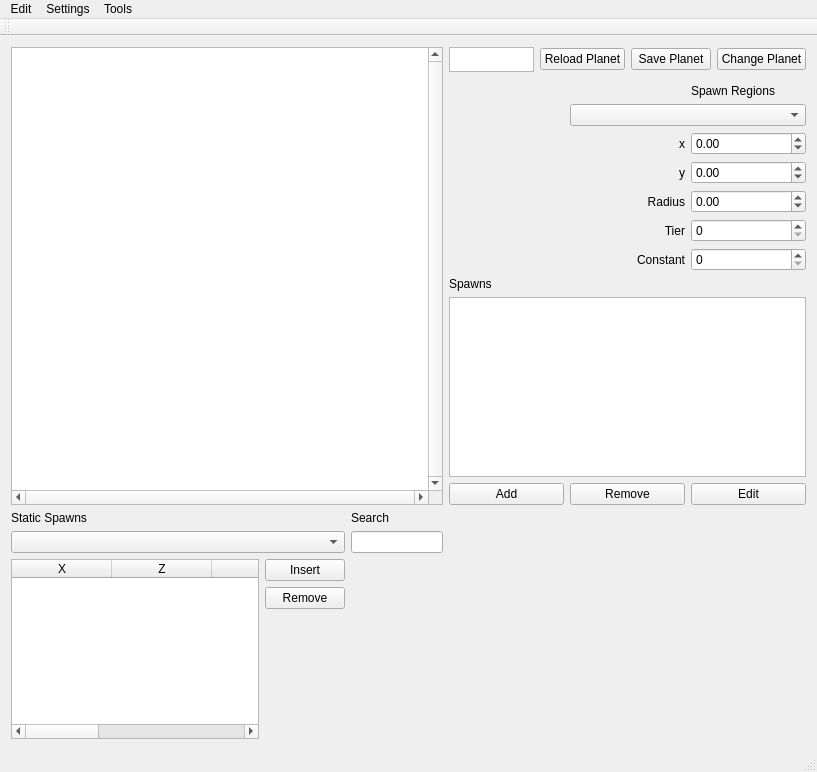
Old version of the form WorldSpawnerTool/mainwindow.ui in the repository TheAnswer/Tools.
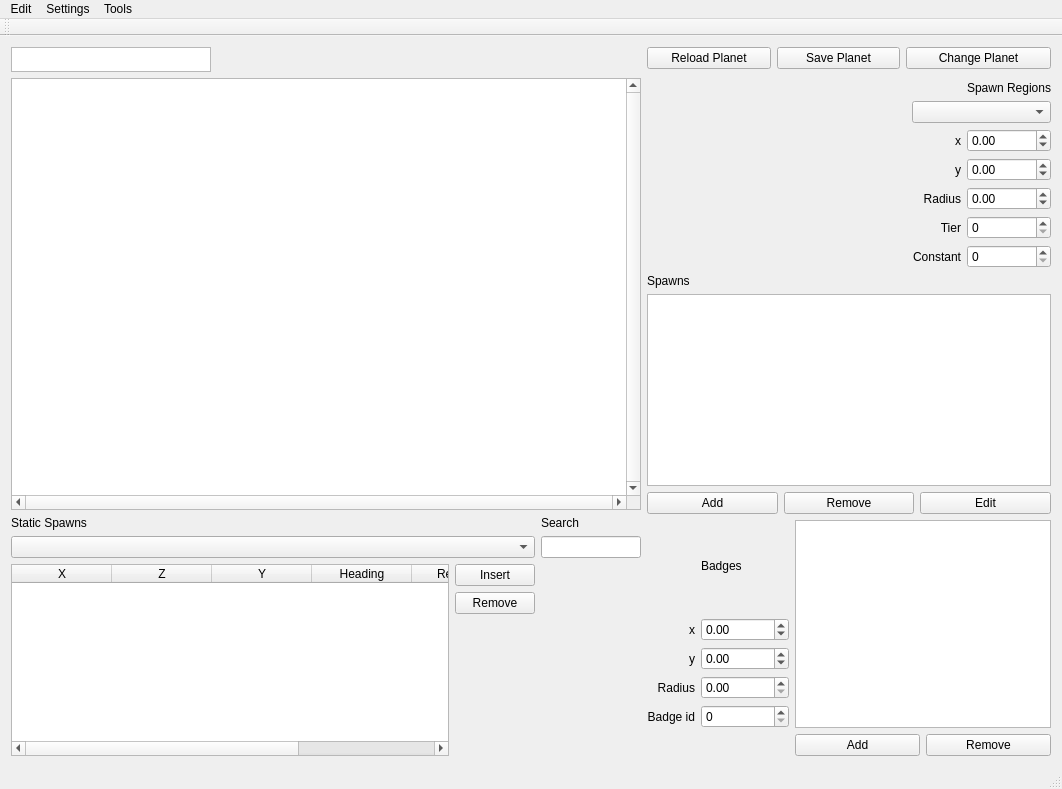
New version of the form.

Commit message: [updated] tool [updated] mouse wheel now zooms in/out of the map [added] tool now loads, parses and edits exploration badge spawns

Diff of the .ui file:
```diff
--- a/WorldSpawnerTool/mainwindow.ui
+++ b/WorldSpawnerTool/mainwindow.ui
@@ -6,63 +6,156 @@
    <rect>
     <x>0</x>
     <y>0</y>
-    <width>817</width>
-    <height>772</height>
+    <width>1062</width>
+    <height>789</height>
    </rect>
   </property>
   <property name="windowTitle">
    <string>MainWindow</string>
   </property>
   <widget class="QWidget" name="centralWidget">
-   <layout class="QGridLayout" name="gridLayout_5">
-    <item row="0" column="0" rowspan="4">
-     <widget class="QGraphicsView" name="graphicsView">
-      <property name="minimumSize">
-       <size>
-        <width>0</width>
-        <height>0</height>
-       </size>
-      </property>
-      <property name="verticalScrollBarPolicy">
-       <enum>Qt::ScrollBarAlwaysOn</enum>
-      </property>
-      <property name="horizontalScrollBarPolicy">
-       <enum>Qt::ScrollBarAlwaysOn</enum>
-      </property>
-     </widget>
+   <layout class="QGridLayout" name="gridLayout_8">
+    <item row="1" column="0" rowspan="5">
+     <layout class="QGridLayout" name="gridLayout_7">
+      <item row="2" column="0">
+       <widget class="QGraphicsView" name="graphicsView">
+        <property name="minimumSize">
+         <size>
+          <width>0</width>
+          <height>0</height>
+         </size>
+        </property>
+        <property name="verticalScrollBarPolicy">
+         <enum>Qt::ScrollBarAlwaysOn</enum>
+        </property>
+        <property name="horizontalScrollBarPolicy">
+         <enum>Qt::ScrollBarAlwaysOn</enum>
+        </property>
+       </widget>
+      </item>
+      <item row="3" column="0">
+       <layout class="QGridLayout" name="gridLayout_4">
+        <item row="0" column="0">
+         <widget class="QLabel" name="label_StaticSpawns">
+          <property name="text">
+           <string>Static Spawns</string>
+          </property>
+         </widget>
+        </item>
+        <item row="0" column="1">
+         <widget class="QLabel" name="label_7">
+          <property name="text">
+           <string>Search</string>
+          </property>
+         </widget>
+        </item>
+        <item row="2" column="0">
+         <widget class="QComboBox" name="comboBox_StaticSpawns"/>
+        </item>
+        <item row="3" column="0">
+         <layout class="QGridLayout" name="gridLayout_2">
+          <item row="0" column="0" rowspan="3">
+           <widget class="QTableWidget" name="tableWidget_StaticSpawns">
+            <property name="minimumSize">
+             <size>
+              <width>0</width>
+              <height>100</height>
+             </size>
+            </property>
+            <column>
+             <property name="text">
+              <string>X</string>
+             </property>
+            </column>
+            <column>
+             <property name="text">
+              <string>Z</string>
+             </property>
+            </column>
+            <column>
+             <property name="text">
+              <string>Y</string>
+             </property>
+            </column>
+            <column>
+             <property name="text">
+              <string>Heading</string>
+             </property>
+            </column>
+            <column>
+             <property name="text">
+              <string>Respawn</string>
+             </property>
+            </column>
+            <column>
+             <property name="text">
+              <string>ParentID</string>
+             </property>
+            </column>
+           </widget>
+          </item>
+          <item row="0" column="1">
+           <widget class="QPushButton" name="pushButton_InsertStaticSpawn">
+            <property name="text">
+             <string>Insert</string>
+            </property>
+           </widget>
+          </item>
+          <item row="1" column="1">
+           <widget class="QPushButton" name="pushButton_RemoveStaticSpawn">
+            <property name="text">
+             <string>Remove</string>
+            </property>
+           </widget>
+          </item>
+         </layout>
+        </item>
+        <item row="2" column="1">
+         <widget class="QLineEdit" name="lineEdit_StaticSpawnSearch">
+          <property name="maximumSize">
+           <size>
+            <width>100</width>
+            <height>16777215</height>
+           </size>
+          </property>
+         </widget>
+        </item>
+       </layout>
+      </item>
+      <item row="1" column="0">
+       <widget class="QTextBrowser" name="textBrowser">
+        <property name="maximumSize">
+         <size>
+          <width>200</width>
+          <height>25</height>
+         </size>
+        </property>
+       </widget>
+      </item>
+     </layout>
     </item>
-    <item row="0" column="1">
-     <widget class="QTextBrowser" name="textBrowser">
-      <property name="maximumSize">
-       <size>
-        <width>100</width>
-        <height>25</height>
-       </size>
-      </property>
-     </widget>
-    </item>
-    <item row="0" column="2">
+    <item row="1" column="1">
      <widget class="QPushButton" name="load">
       <property name="text">
        <string>Reload Planet</string>
       </property>
      </widget>
     </item>
-    <item row="0" column="3">
+    <item row="1" column="2">
      <widget class="QPushButton" name="pushButton_SavePlanet">
       <property name="text">
        <string>Save Planet</string>
       </property>
      </widget>
     </item>
-    <item row="0" column="4">
+    <item row="1" column="3">
      <widget class="QPushButton" name="pushButton_ChangePlanet">
       <property name="text">
        <string>Change Planet</string>
       </property>
      </widget>
     </item>
-    <item row="2" column="1" colspan="4">
+    <item row="3" column="3">
      <layout class="QGridLayout" name="gridLayout">
       <item row="0" column="2">
        <widget class="QLabel" name="label_8">
@@ -162,7 +255,7 @@
       </item>
      </layout>
     </item>
-    <item row="3" column="1" colspan="4">
+    <item row="4" column="1" colspan="3">
      <layout class="QGridLayout" name="gridLayout_3">
       <item row="1" column="0">
        <widget class="QLabel" name="label_6">
@@ -197,90 +290,106 @@
       </item>
      </layout>
     </item>
-    <item row="4" column="0">
-     <layout class="QGridLayout" name="gridLayout_4">
+    <item row="5" column="1" colspan="3">
+     <layout class="QGridLayout" name="gridLayout_6">
       <item row="0" column="0">
-       <widget class="QLabel" name="label_StaticSpawns">
-        <property name="text">
-         <string>Static Spawns</string>
-        </property>
-       </widget>
-      </item>
-      <item row="0" column="1">
-       <widget class="QLabel" name="label_7">
-        <property name="text">
-         <string>Search</string>
-        </property>
-       </widget>
-      </item>
-      <item row="2" column="0">
-       <widget class="QComboBox" name="comboBox_StaticSpawns"/>
-      </item>
-      <item row="3" column="0">
-       <layout class="QGridLayout" name="gridLayout_2">
-        <item row="0" column="0" rowspan="3">
-         <widget class="QTableWidget" name="tableWidget_StaticSpawns">
-          <property name="minimumSize">
-           <size>
-            <width>0</width>
-            <height>100</height>
-           </size>
+       <layout class="QGridLayout" name="gridLayout_5">
+        <item row="0" column="1">
+         <widget class="QLabel" name="label_9">
+          <property name="text">
+           <string>Badges</string>
           </property>
-          <column>
-           <property name="text">
-            <string>X</string>
-           </property>
-          </column>
-          <column>
-           <property name="text">
-            <string>Z</string>
-           </property>
-          </column>
-          <column>
-           <property name="text">
-            <string>Y</string>
-           </property>
-          </column>
-          <column>
-           <property name="text">
-            <string>Heading</string>
-           </property>
-          </column>
-          <column>
-           <property name="text">
-            <string>Respawn</string>
-           </property>
-          </column>
-          <column>
-           <property name="text">
-            <string>ParentID</string>
-           </property>
-          </column>
          </widget>
         </item>
-        <item row="0" column="1">
-         <widget class="QPushButton" name="pushButton_InsertStaticSpawn">
+        <item row="1" column="0">
+         <widget class="QLabel" name="label_10">
           <property name="text">
-           <string>Insert</string>
+           <string>x</string>
+          </property>
+          <property name="alignment">
+           <set>Qt::AlignRight|Qt::AlignTrailing|Qt::AlignVCenter</set>
           </property>
          </widget>
         </item>
         <item row="1" column="1">
-         <widget class="QPushButton" name="pushButton_RemoveStaticSpawn">
+         <widget class="QDoubleSpinBox" name="doubleSpinBox_badgeX">
+          <property name="minimum">
+           <double>-999999999.000000000000000</double>
+          </property>
+          <property name="maximum">
+           <double>999999999.000000000000000</double>
+          </property>
+         </widget>
+        </item>
+        <item row="2" column="0">
+         <widget class="QLabel" name="label_11">
           <property name="text">
-           <string>Remove</string>
+           <string>y</string>
           </property>
+          <property name="alignment">
+           <set>Qt::AlignRight|Qt::AlignTrailing|Qt::AlignVCenter</set>
+          </property>
          </widget>
         </item>
+        <item row="2" column="1">
+         <widget class="QDoubleSpinBox" name="doubleSpinBox_badge_Y">
+          <property name="minimum">
+           <double>-9999999.000000000000000</double>
+          </property>
+          <property name="maximum">
+           <double>999999999.000000000000000</double>
+          </property>
+          <property name="value">
+           <double>0.000000000000000</double>
+          </property>
+         </widget>
+        </item>
+        <item row="3" column="0">
+         <widget class="QLabel" name="label_12">
+          <property name="text">
+           <string>Radius</string>
+          </property>
+          <property name="alignment">
+           <set>Qt::AlignRight|Qt::AlignTrailing|Qt::AlignVCenter</set>
+          </property>
+         </widget>
+        </item>
+        <item row="3" column="1">
+         <widget class="QDoubleSpinBox" name="doubleSpinBox_badgeRadius">
+          <property name="maximum">
+           <double>9999999.000000000000000</double>
+          </property>
+         </widget>
+        </item>
+        <item row="4" column="0">
+         <widget class="QLabel" name="label_13">
+          <property name="text">
+           <string>Badge id</string>
+          </property>
+          <property name="alignment">
+           <set>Qt::AlignRight|Qt::AlignTrailing|Qt::AlignVCenter</set>
+          </property>
+         </widget>
+        </item>
+        <item row="4" column="1">
+         <widget class="QSpinBox" name="spinBox_badgeID"/>
+        </item>
        </layout>
       </item>
-      <item row="2" column="1">
-       <widget class="QLineEdit" name="lineEdit_StaticSpawnSearch">
-        <property name="maximumSize">
-         <size>
-          <width>100</width>
-          <height>16777215</height>
-         </size>
+      <item row="0" column="1" colspan="2">
+       <widget class="QListWidget" name="listWidget_badges"/>
+      </item>
+      <item row="1" column="1">
+       <widget class="QPushButton" name="pushButton_addBadge">
+        <property name="text">
+         <string>Add</string>
+        </property>
+       </widget>
+      </item>
+      <item row="1" column="2">
+       <widget class="QPushButton" name="pushButton_removeBadge">
+        <property name="text">
+         <string>Remove</string>
         </property>
        </widget>
       </item>
@@ -302,7 +411,7 @@
     <rect>
      <x>0</x>
      <y>0</y>
-     <width>817</width>
+     <width>1062</width>
      <height>21</height>
     </rect>
    </property>
```
The commit also changes 19 other files.
